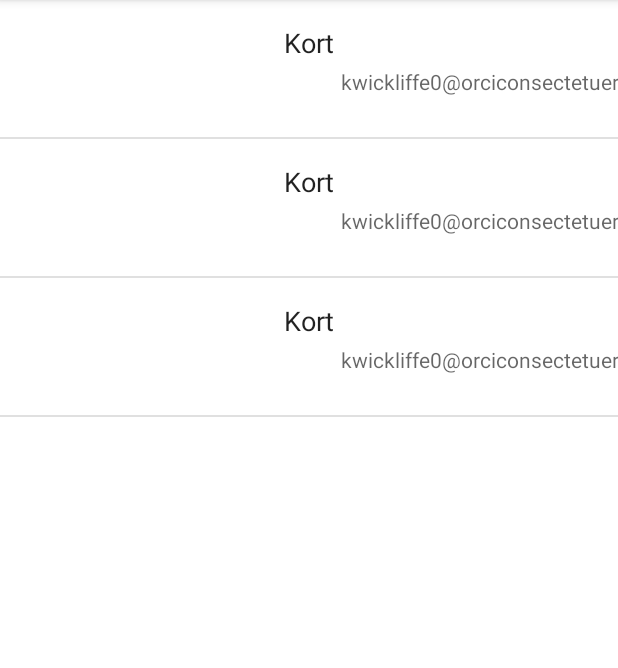
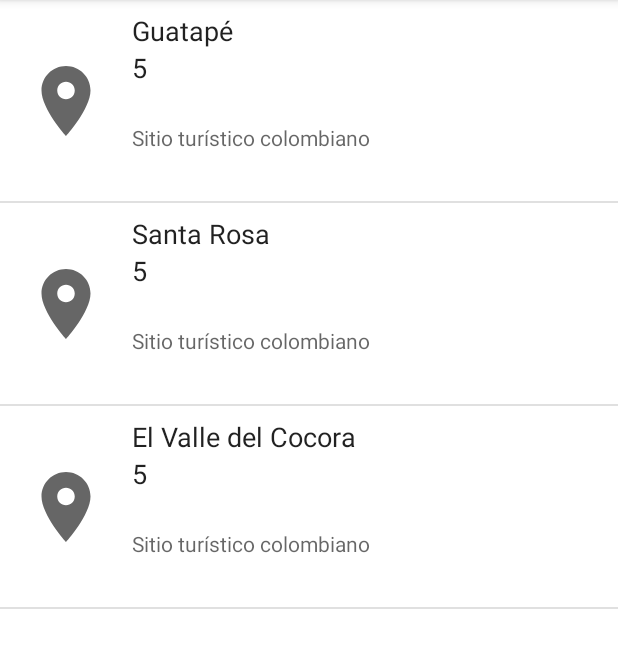
Before and after one commit to juanyepesu2/MobileUdeA, an Android app: the screen it shows after launch (PoiList), on a phone screen of 412 x 824 dp, the part 84-752 px from its top. Run offline under Robolectric (Android 15) with nearby library versions, the phone set to English and light mode, and no system bars.

Commit message:
mejoras gráficas.

```diff
--- a/app/src/main/assets/poi.json
+++ b/app/src/main/assets/poi.json
@@ -1,20 +1,20 @@
 [
   {
-    "poi_name": "Kort",
-    "poi_description": "Wickliffe",
-    "poi_raiting": "kwickliffe0@orciconsectetuer.com",
+    "poi_name": "Guatapé",
+    "poi_description": "Sitio turístico colombiano",
+    "poi_raiting": "5",
     "poi_image": "kwickliffe0@orciconsectetuer.com"
   },
   {
-    "poi_name": "Kort",
-    "poi_description": "Wickliffe",
-    "poi_raiting": "kwickliffe0@orciconsectetuer.com",
+    "poi_name": "Santa Rosa",
+    "poi_description": "Sitio turístico colombiano",
+    "poi_raiting": "5",
     "poi_image": "kwickliffe0@orciconsectetuer.com"
   },
   {
-    "poi_name": "Kort",
-    "poi_description": "Wickliffe",
-    "poi_raiting": "kwickliffe0@orciconsectetuer.com",
+    "poi_name": "El Valle del Cocora",
+    "poi_description": "Sitio turístico colombiano",
+    "poi_raiting": "5",
     "poi_image": "kwickliffe0@orciconsectetuer.com"
   }
 ]
--- /dev/null
+++ b/app/src/main/res/drawable/ic_baseline_location_on_24.xml
@@ -0,0 +1,10 @@
+<vector xmlns:android="http://schemas.android.com/apk/res/android"
+    android:width="24dp"
+    android:height="24dp"
+    android:viewportWidth="24"
+    android:viewportHeight="24"
+    android:tint="?attr/colorControlNormal">
+  <path
+      android:fillColor="@android:color/white"
+      android:pathData="M12,2C8.13,2 5,5.13 5,9c0,5.25 7,13 7,13s7,-7.75 7,-13c0,-3.87 -3.13,-7 -7,-7zM12,11.5c-1.38,0 -2.5,-1.12 -2.5,-2.5s1.12,-2.5 2.5,-2.5 2.5,1.12 2.5,2.5 -1.12,2.5 -2.5,2.5z"/>
+</vector>
--- a/app/src/main/res/layout/poi_list_item.xml
+++ b/app/src/main/res/layout/poi_list_item.xml
@@ -23,50 +23,67 @@
     android:background="?android:attr/selectableItemBackground">
 
 
+    <ImageView
+        android:id="@+id/imageview_thumb"
+        android:layout_width="@dimen/thumbnail_size"
+        android:layout_height="@dimen/thumbnail_size"
+        android:layout_marginBottom="8dp"
+        android:layout_marginStart="16dp"
+        android:layout_marginTop="8dp"
+        android:scaleType="centerCrop"
+        app:srcCompat="@drawable/ic_baseline_location_on_24"
+        app:layout_constraintBottom_toBottomOf="parent"
+        app:layout_constraintLeft_toLeftOf="parent"
+        app:layout_constraintTop_toTopOf="parent"
+        tools:src="@mipmap/ic_launcher" />
+
     <TextView
         android:id="@+id/textview_poi_name"
         android:layout_width="wrap_content"
         android:layout_height="wrap_content"
-        android:layout_marginTop="16dp"
+        android:layout_marginStart="16dp"
+        android:layout_marginTop="8dp"
         android:ellipsize="end"
         android:maxLines="1"
         android:textAppearance="?android:attr/textAppearanceMedium"
         android:textColor="?android:attr/textColorPrimary"
-        app:layout_constraintEnd_toEndOf="parent"
-        app:layout_constraintStart_toStartOf="parent"
+        app:layout_constraintBottom_toTopOf="@+id/textview_poi_raiting"
+        app:layout_constraintLeft_toRightOf="@+id/imageview_thumb"
         app:layout_constraintTop_toTopOf="parent"
-        tools:text="Poi Name" />
+        tools:text="Contact Name" />
 
     <TextView
         android:id="@+id/textview_poi_raiting"
         android:layout_width="wrap_content"
         android:layout_height="wrap_content"
-        android:layout_marginLeft="4dp"
-        android:layout_marginBottom="8dp"
+        android:layout_marginStart="16dp"
+        android:layout_marginTop="8dp"
         android:ellipsize="end"
         android:maxLines="1"
-        android:textAppearance="?android:attr/textAppearanceSmall"
-        android:textColor="?android:attr/textColorSecondary"
-        app:layout_constraintBottom_toBottomOf="parent"
-        app:layout_constraintLeft_toRightOf="@+id/textview_poi_name"
-        app:layout_constraintTop_toBottomOf="@+id/textview_poi_name"
-        app:layout_constraintVertical_bias="0.173"
-        tools:text="raiting" />
+        android:textAppearance="?android:attr/textAppearanceMedium"
+        android:textColor="?android:attr/textColorPrimary"
+        app:layout_constraintBottom_toTopOf="@+id/textview_poi_description"
+        app:layout_constraintLeft_toRightOf="@+id/imageview_thumb"
+        app:layout_constraintTop_toTopOf="parent"
+        tools:text="Contact Name" />
 
     <TextView
         android:id="@+id/textview_poi_description"
         android:layout_width="wrap_content"
         android:layout_height="wrap_content"
-        android:layout_marginLeft="20dp"
         android:layout_marginBottom="8dp"
+        android:layout_marginLeft="16dp"
+        android:layout_marginStart="16dp"
         android:ellipsize="end"
         android:maxLines="1"
+        tools:text="test@email.com"
         android:textAppearance="?android:attr/textAppearanceSmall"
         android:textColor="?android:attr/textColorSecondary"
         app:layout_constraintBottom_toBottomOf="parent"
-        app:layout_constraintLeft_toRightOf="@+id/textview_poi_raiting"
-        app:layout_constraintTop_toBottomOf="@+id/textview_poi_raiting"
-        app:layout_constraintVertical_bias="0.0"
-        tools:text="Poi Description" />
+        app:layout_constraintLeft_toRightOf="@+id/imageview_thumb"
+        app:layout_constraintTop_toBottomOf="@+id/textview_poi_raiting" />
+
+
+
 
 </androidx.constraintlayout.widget.ConstraintLayout>
--- a/app/src/main/res/values/dimens.xml
+++ b/app/src/main/res/values/dimens.xml
@@ -1,3 +1,4 @@
 <resources>
     <dimen name="fab_margin">16dp</dimen>
+    <dimen name="thumbnail_size">56dp</dimen>
 </resources>
```
